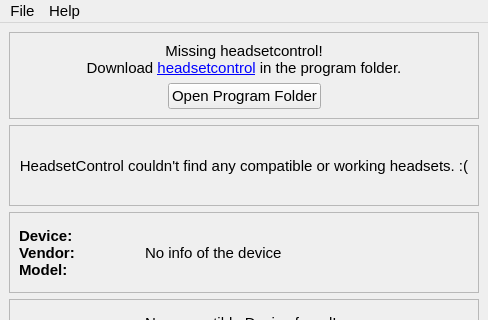
This is src/UI/mainwindow.ui in LeoKlaus/HeadsetControl-GUI as Qt 5 draws it before an edit; both pictures show x 0 to 488 and y 0 to 320 of the 488 by 792 pixel window. The edited form follows.
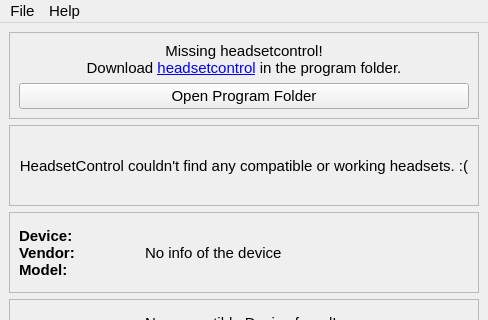
This is the edited form. Icons and pictures are not drawn.

Diff of the .ui file:
```diff
--- a/src/UI/mainwindow.ui
+++ b/src/UI/mainwindow.ui
@@ -89,19 +89,6 @@
        </item>
        <item>
         <layout class="QHBoxLayout" name="horizontalLayout_26">
-         <item>
-          <spacer name="horizontalSpacer_15">
-           <property name="orientation">
-            <enum>Qt::Horizontal</enum>
-           </property>
-           <property name="sizeHint" stdset="0">
-            <size>
-             <width>40</width>
-             <height>20</height>
-            </size>
-           </property>
-          </spacer>
-         </item>
          <item>
           <widget class="QPushButton" name="openfolderPushButton">
            <property name="sizePolicy">
@@ -115,19 +102,6 @@
            </property>
           </widget>
          </item>
-         <item>
-          <spacer name="horizontalSpacer_16">
-           <property name="orientation">
-            <enum>Qt::Horizontal</enum>
-           </property>
-           <property name="sizeHint" stdset="0">
-            <size>
-             <width>40</width>
-             <height>20</height>
-            </size>
-           </property>
-          </spacer>
-         </item>
         </layout>
        </item>
       </layout>
```
Left out of the diff: 172 changed lines with no effect on the pictures.
